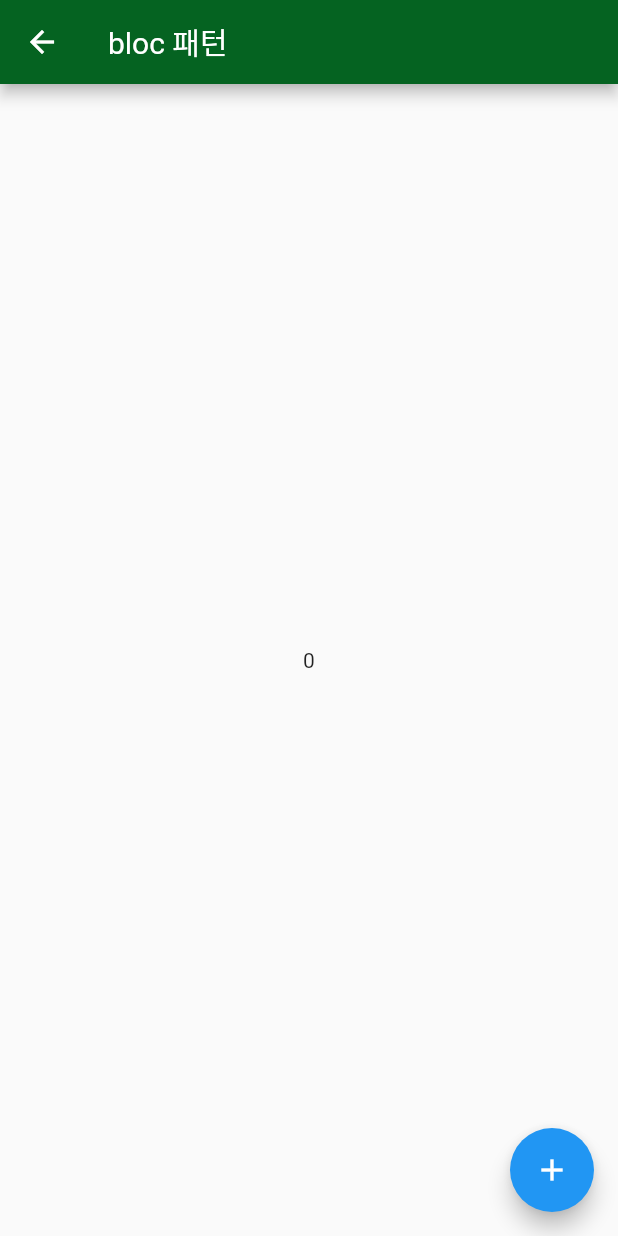
After one commit to BAR-KEY/test, a Flutter app: the Bloc screen opened directly, after a tap on "bloc 패턴", on a phone screen of 412 x 824 dp. The commit adds this screen. Run offline on Flutter 3.47's test engine with Material 2 defaults, Android fonts, the phone set to English and light mode, and no system bars.

Commit message:
What is BLoC pattern and provider

```diff
--- /dev/null
+++ b/lib/pages/bloc/bloc.dart
@@ -0,0 +1,45 @@
+import 'package:flutter/material.dart';
+
+import 'bloc_pattern/ui/bloc_display_widget.dart';
+import 'stateful/ui/plus_stateful_display_widget.dart';
+
+class Bloc extends StatelessWidget {
+  const Bloc({Key? key}) : super(key: key);
+
+  @override
+  Widget build(BuildContext context) {
+    return SafeArea(
+        child: Scaffold(
+      body: Column(
+        mainAxisAlignment: MainAxisAlignment.center,
+        crossAxisAlignment: CrossAxisAlignment.stretch,
+        children: [
+          Center(
+            // ignore: deprecated_member_use
+            child: FlatButton(
+              color: Colors.grey[400],
+              child: const Text("bloc 패턴"),
+              onPressed: () {
+                Navigator.push(context, MaterialPageRoute(builder: (_) {
+                  return const BlocDisplayWidget();
+                }));
+              },
+            ),
+          ),
+          Center(
+            // ignore: deprecated_member_use
+            child: FlatButton(
+              color: Colors.grey[400],
+              child: const Text("기본 stateful"),
+              onPressed: () {
+                Navigator.push(context, MaterialPageRoute(builder: (_) {
+                  return const PlusStatefulDisplayWidget();
+                }));
+              },
+            ),
+          ),
+        ],
+      ),
+    ));
+  }
+}
--- /dev/null
+++ b/lib/pages/bloc/bloc_pattern/bloc/count_bloc.dart
@@ -0,0 +1,16 @@
+import 'dart:async';
+
+class CountBloc {
+  int _count = 0;
+  final StreamController<int> _countSubject = StreamController<int>();
+  Stream<int> get count => _countSubject.stream;
+
+  add() {
+    _count++;
+    _countSubject.sink.add(_count);
+  }
+
+  dispose() {
+    _countSubject.close();
+  }
+}
--- /dev/null
+++ b/lib/pages/bloc/bloc_pattern/components/count_view.dart
@@ -0,0 +1,27 @@
+import 'package:flutter/material.dart';
+
+import '../bloc/count_bloc.dart';
+
+// ignore: must_be_immutable
+class CountView extends StatelessWidget {
+  CountBloc countBloc;
+  CountView({Key? key, required this.countBloc}) : super(key: key);
+
+  @override
+  Widget build(BuildContext context) {
+    // ignore: avoid_print
+    print("CountView Build!!");
+    return Center(
+      child: StreamBuilder(
+        stream: countBloc.count,
+        initialData: 0,
+        builder: (BuildContext context, AsyncSnapshot<int> snapshot) {
+          if (snapshot.hasData) {
+            return Text(snapshot.data.toString());
+          }
+          return const CircularProgressIndicator();
+        },
+      ),
+    );
+  }
+}
--- /dev/null
+++ b/lib/pages/bloc/bloc_pattern/ui/bloc_display_widget.dart
@@ -0,0 +1,35 @@
+import 'package:flutter/material.dart';
+import 'package:test/pages/bloc/bloc_pattern/bloc/count_bloc.dart';
+import 'package:test/pages/bloc/bloc_pattern/components/count_view.dart';
+
+class BlocDisplayWidget extends StatefulWidget {
+  const BlocDisplayWidget({Key? key}) : super(key: key);
+
+  @override
+  _BlocDisplayWidgetState createState() => _BlocDisplayWidgetState();
+}
+
+class _BlocDisplayWidgetState extends State<BlocDisplayWidget> {
+  final CountBloc countBloc = CountBloc();
+  @override
+  void dispose() {
+    super.dispose();
+    countBloc.dispose();
+  }
+
+  @override
+  Widget build(BuildContext context) {
+    return Scaffold(
+      appBar: AppBar(
+        title: const Text("bloc 패턴"),
+      ),
+      body: CountView(countBloc: countBloc),
+      floatingActionButton: FloatingActionButton(
+        child: const Icon(Icons.add),
+        onPressed: () {
+          countBloc.add();
+        },
+      ),
+    );
+  }
+}
--- a/pubspec.yaml
+++ b/pubspec.yaml
@@ -3,7 +3,7 @@ description: A new Flutter project.
 
 # The following line prevents the package from being accidentally published to
 # pub.dev using `flutter pub publish`. This is preferred for private packages.
-publish_to: 'none' # Remove this line if you wish to publish to pub.dev
+publish_to: "none" # Remove this line if you wish to publish to pub.dev
 
 # The following defines the version and build number for your application.
 # A version number is three numbers separated by dots, like 1.2.43
@@ -30,10 +30,10 @@ dependencies:
   flutter:
     sdk: flutter
 
-
   # The following adds the Cupertino Icons font to your application.
   # Use with the CupertinoIcons class for iOS style icons.
   cupertino_icons: ^1.0.2
+  provider: ^6.0.2
 
 dev_dependencies:
   flutter_test:
@@ -51,7 +51,6 @@ dev_dependencies:
 
 # The following section is specific to Flutter.
 flutter:
-
   # The following line ensures that the Material Icons font is
   # included with your application, so that you can use the icons in
   # the material Icons class.
```
Also changed, not shown: lib/main.dart (+31 -8 lines), lib/pages/bloc/stateful/components/count_view_stateless.dart (added, +14 -0 lines), lib/pages/bloc/stateful/ui/plus_stateful_display_widget.dart (added, +31 -0 lines), lib/pages/provider/count_home_widget.dart (added, +17 -0 lines), lib/pages/provider/count_provider.dart (added, +17 -0 lines), lib/pages/provider/provider_home.dart (added, +36 -0 lines), pubspec.lock.
